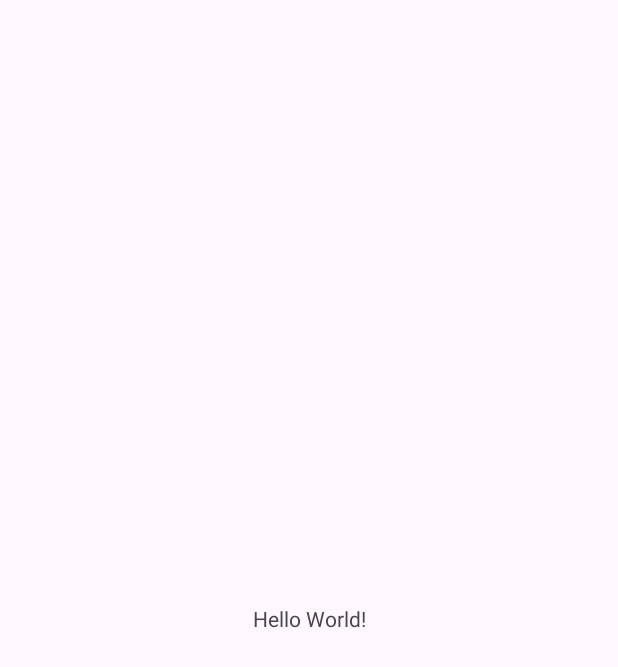
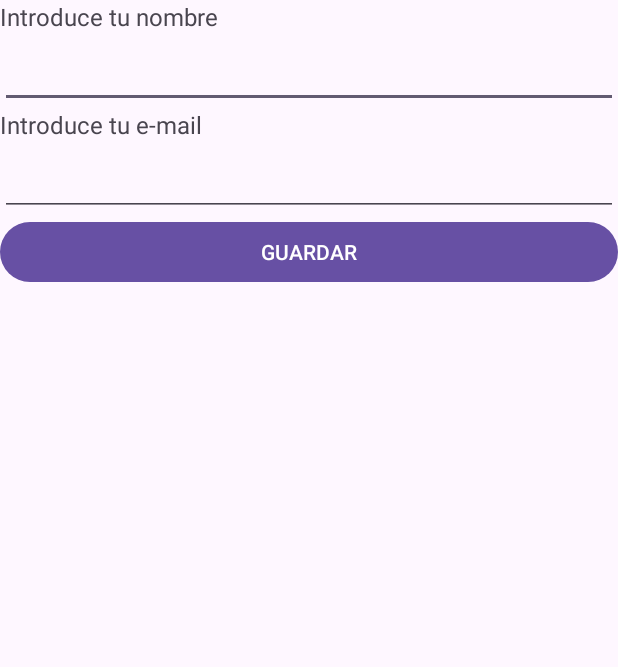
Before and after one commit to pepilloelgrillo19/Prueba_BBDD, an Android app: the screen it shows after launch (MainActivity), on a phone screen of 412 x 824 dp. Before the commit the part shown is almost empty. Shown: the top 667 px of the screen. Run offline under Robolectric (Android 15) with nearby library versions, the phone set to English and light mode, and no system bars.

Commit message:
Primera versión funcionando

```diff
--- /dev/null
+++ b/app/src/main/java/com/lpg/a240131basededatos/DatabaseHandler.kt
@@ -0,0 +1,39 @@
+package com.lpg.a240131basededatos
+
+import android.content.ContentValues
+import android.content.Context
+import android.database.sqlite.SQLiteDatabase
+import android.database.sqlite.SQLiteOpenHelper
+
+class DatabaseHandler(context: Context) : SQLiteOpenHelper(context, DATABASE_NAME, null, DATABASE_VERSION) {
+
+    companion object {
+        private const val DATABASE_VERSION = 1
+        private const val DATABASE_NAME = "MyDatabase"
+        private const val TABLE_NAME = "COntacts"
+        private const val KEY_ID = "id"
+        private const val KEY_NAME = "name"
+        private const val KEY_EMAIL = "email"
+    }
+
+    override fun onCreate(db: SQLiteDatabase?) {
+        val createTable = ("CREATE TABLE $TABLE_NAME($KEY_ID INTEGER PRIMARY KEY, $KEY_NAME TEXT, $KEY_EMAIL TEXT)")
+        db?.execSQL(createTable)
+    }
+
+    override fun onUpgrade(db: SQLiteDatabase?, oldVersion: Int, newVersion: Int) {
+        db?.execSQL("DROP TABLE IF EXIST $TABLE_NAME")
+        onCreate(db)
+    }
+
+    fun addContact(name:String, email:String):Long{
+        val db = this.writableDatabase
+        val values = ContentValues()
+        values.put(KEY_NAME, name)
+        values.put(KEY_EMAIL, email)
+        val success = db.insert(TABLE_NAME, null, values)
+        db.close()
+        return(success)
+    }
+
+}
--- a/app/src/main/java/com/lpg/a240131basededatos/MainActivity.kt
+++ b/app/src/main/java/com/lpg/a240131basededatos/MainActivity.kt
@@ -1,13 +1,59 @@
 package com.lpg.a240131basededatos
 
+import android.content.Context
 import androidx.appcompat.app.AppCompatActivity
 import android.os.Bundle
+import android.os.UserHandle
+import android.widget.Button
+import android.widget.EditText
+import android.widget.Toast
 
 class MainActivity : AppCompatActivity() {
+
+    private lateinit var namUser: EditText
+    private lateinit var emUser: EditText
+    private lateinit var saveBut: Button
+    private lateinit var db: DatabaseHandler
+
     override fun onCreate(savedInstanceState: Bundle?) {
         super.onCreate(savedInstanceState)
         setContentView(R.layout.activity_main)
+
+        namUser = findViewById(R.id.nombreUser)
+        emUser = findViewById(R.id.emailUser)
+        saveBut = findViewById(R.id.saveButton)
+
+        db = DatabaseHandler(this)
+
+        saveBut.setOnClickListener {
+            val name = namUser.text.toString().trim()
+            val email = emUser.text.toString().trim()
+
+            if (name.isNotEmpty() && email.isNotEmpty()){
+                val id = db.addContact(name,email)
+                if (id == -1L){
+                    //Error al guardar en la base de datos
+                    //TODO Toast
+                    Toast.makeText(applicationContext, "Ha ocurrido un error", Toast.LENGTH_LONG).show()
+
+
+                }else{
+                    //TODO Toast para avisar de que se ha guardado el registro
+                    namUser.text.clear()
+                    emUser.text.clear()
+                    Toast.makeText(applicationContext, "Se ha guardado el contacto", Toast.LENGTH_LONG).show()
+
+                }
+
+            } else { //cuando el usuario no ha metido un campo
+                //TODO Toast
+                Toast.makeText(applicationContext, "Te falta algún campo por rellenar", Toast.LENGTH_LONG).show()
+
+            }
+
+
+        }
+
     }
 
-
 }
--- a/app/src/main/res/layout/activity_main.xml
+++ b/app/src/main/res/layout/activity_main.xml
@@ -6,13 +6,48 @@
     android:layout_height="match_parent"
     tools:context=".MainActivity">
 
-    <TextView
-        android:layout_width="wrap_content"
-        android:layout_height="wrap_content"
-        android:text="Hello World!"
-        app:layout_constraintBottom_toBottomOf="parent"
-        app:layout_constraintEnd_toEndOf="parent"
-        app:layout_constraintStart_toStartOf="parent"
-        app:layout_constraintTop_toTopOf="parent" />
 
+    <LinearLayout
+        android:layout_width="match_parent"
+        android:layout_height="match_parent"
+        android:orientation="vertical">
+
+        <TextView
+            android:id="@+id/miTextoFijo1"
+            android:layout_width="match_parent"
+            android:layout_height="wrap_content"
+            android:text="Introduce tu nombre"
+            android:textAlignment="textStart"
+            android:textSize="16sp" />
+
+        <EditText
+            android:id="@+id/nombreUser"
+            android:layout_width="match_parent"
+            android:layout_height="wrap_content"
+            android:ems="10"
+            android:inputType="text"
+            android:textSize="22dp" />
+
+        <TextView
+            android:id="@+id/miTextoFijo2"
+            android:layout_width="match_parent"
+            android:layout_height="wrap_content"
+            android:text="Introduce tu e-mail"
+            android:textAlignment="textStart"
+            android:textSize="16sp" />
+
+        <EditText
+            android:id="@+id/emailUser"
+            android:layout_width="match_parent"
+            android:layout_height="wrap_content"
+            android:ems="10"
+            android:inputType="textEmailAddress"
+            android:textSize="22dp" />
+
+        <Button
+            android:id="@+id/saveButton"
+            android:layout_width="match_parent"
+            android:layout_height="wrap_content"
+            android:text="GUARDAR" />
+    </LinearLayout>
 </androidx.constraintlayout.widget.ConstraintLayout>
```
